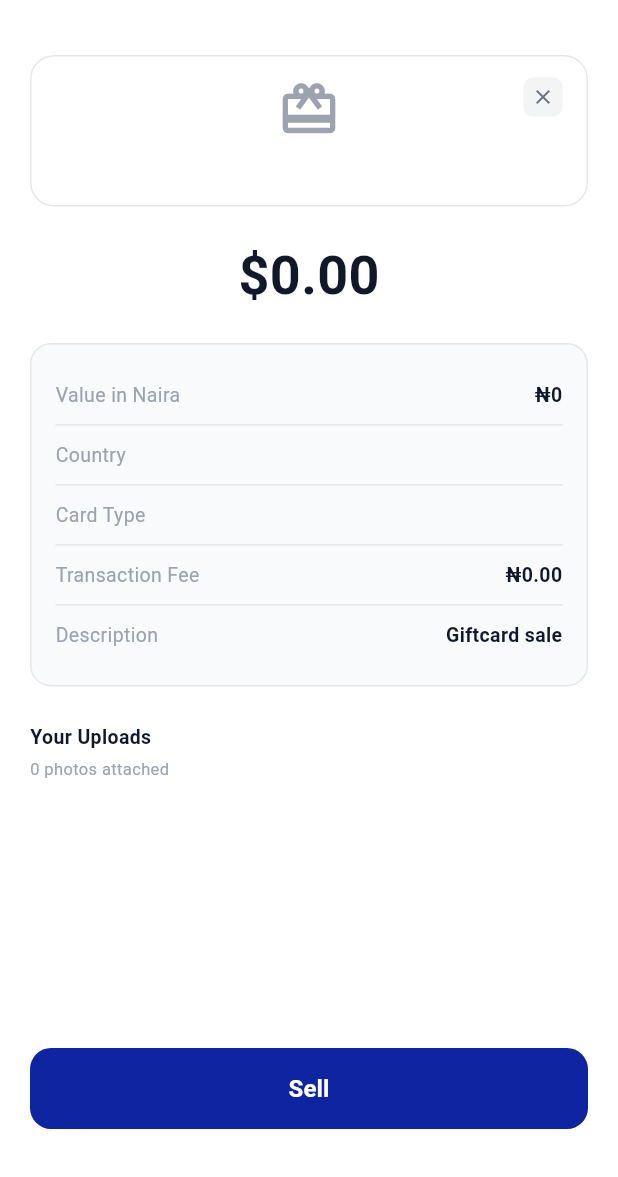
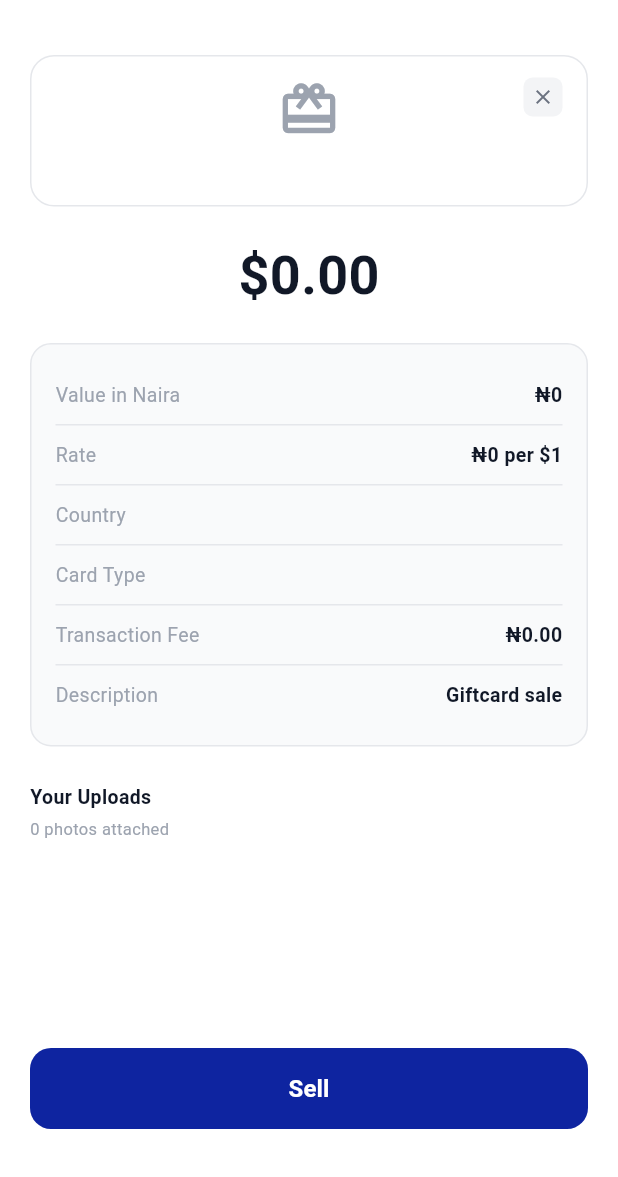
Before and after one commit to Emmanuelobakpolor/axira_app, a Flutter app: the SellGiftcardConfirmScreen screen opened directly with empty values, on a phone screen of 412 x 824 dp, the part 59-1236 px from its top. Run offline on Flutter 3.47's test engine with Material 3 defaults, Android fonts, the phone set to English and light mode, and no system bars; our stand-ins replace flutter_secure_storage, font_awesome_flutter, image_picker, qr_flutter; missing offline and left inert: flutterwave_standard; accounts and stored records are empty.

Commit message:
Price gift card sales from admin-set sell rates
The sell flow lists only brands with an active rate, offers the
countries and card types those rates cover, and shows the matched rate
and payout as the value is typed (or the accepted value ranges).

Co-Authored-By: Claude Opus 5.5 <noreply@anthropic.com>

```diff
--- a/lib/screens/giftcard/sell_giftcard_confirm_screen.dart
+++ b/lib/screens/giftcard/sell_giftcard_confirm_screen.dart
@@ -13,20 +13,16 @@ const _kGrey = Color(0xFF9CA3AF);
 class SellGiftcardConfirmScreen extends StatefulWidget {
   final String brandName;
   final String brandAsset;
-  final String country;
-  final String cardType;
+  final GiftSellRate rate;
   final double amountUsd;
-  final double rateNgn;
   final List<File> images;
 
   const SellGiftcardConfirmScreen({
     super.key,
     required this.brandName,
     required this.brandAsset,
-    required this.country,
-    required this.cardType,
+    required this.rate,
     required this.amountUsd,
-    required this.rateNgn,
     required this.images,
   });
 
@@ -39,7 +35,7 @@ class _SellGiftcardConfirmScreenState extends State<SellGiftcardConfirmScreen> {
   bool _loading = false;
   String? _error;
 
-  double get _naira => widget.amountUsd * widget.rateNgn;
+  double get _naira => widget.amountUsd * widget.rate.rateNgn;
 
   Future<void> _submit() async {
     setState(() { _loading = true; _error = null; });
@@ -47,8 +43,8 @@ class _SellGiftcardConfirmScreenState extends State<SellGiftcardConfirmScreen> {
       final ref = await GiftCardService.submitSell(
         brand: widget.brandName,
         brandAsset: widget.brandAsset,
-        country: widget.country,
-        cardType: widget.cardType,
+        country: widget.rate.country,
+        cardType: widget.rate.cardType,
         amountUsd: widget.amountUsd,
         images: widget.images,
       );
@@ -128,13 +124,19 @@ class _SellGiftcardConfirmScreenState extends State<SellGiftcardConfirmScreen> {
                             ),
                             const _Divider(),
                             _Row(
+                              label: 'Rate',
+                              value:
+                                  '₦${widget.rate.rateNgn.toStringAsFixed(0)} per \$1',
+                            ),
+                            const _Divider(),
+                            _Row(
                               label: 'Country',
-                              value: widget.country,
+                              value: widget.rate.countryName,
                             ),
                             const _Divider(),
                             _Row(
                               label: 'Card Type',
-                              value: widget.cardType,
+                              value: widget.rate.cardTypeLabel,
                             ),
                             const _Divider(),
                             const _Row(
--- a/lib/screens/giftcard/sell_giftcard_upload_screen.dart
+++ b/lib/screens/giftcard/sell_giftcard_upload_screen.dart
@@ -4,6 +4,7 @@ import 'dart:math' as math;
 import 'package:flutter/material.dart';
 import 'package:image_picker/image_picker.dart';
 
+import '../../services/giftcard_service.dart';
 import '../../widgets/brand_image.dart';
 import '../../widgets/error_snackbar.dart';
 import 'sell_giftcard_confirm_screen.dart';
@@ -15,19 +16,15 @@ const _kGrey = Color(0xFF9CA3AF);
 class SellGiftcardUploadScreen extends StatefulWidget {
   final String brandName;
   final String brandAsset;
-  final String country;
-  final String cardType;
+  final GiftSellRate rate;
   final double amountUsd;
-  final double rateNgn;
 
   const SellGiftcardUploadScreen({
     super.key,
     required this.brandName,
     required this.brandAsset,
-    required this.country,
-    required this.cardType,
+    required this.rate,
     required this.amountUsd,
-    required this.rateNgn,
   });
 
   @override
@@ -183,10 +180,8 @@ class _SellGiftcardUploadScreenState extends State<SellGiftcardUploadScreen> {
                             builder: (_) => SellGiftcardConfirmScreen(
                               brandName: widget.brandName,
                               brandAsset: widget.brandAsset,
-                              country: widget.country,
-                              cardType: widget.cardType,
+                              rate: widget.rate,
                               amountUsd: widget.amountUsd,
-                              rateNgn: widget.rateNgn,
                               images: List.unmodifiable(_images),
                             ),
                           ),
--- a/lib/services/giftcard_service.dart
+++ b/lib/services/giftcard_service.dart
@@ -153,6 +153,54 @@ class GiftBrand {
       );
 }
 
+/// One card Axira is buying: a brand + country + card type + value band,
+/// and the naira it pays per $1. Set by admins in the dashboard.
+class GiftSellRate {
+  final int id;
+  final String brand;
+  final String logoUrl;
+  final String country; // ISO code, e.g. 'US'
+  final String countryName;
+  final String cardType; // 'physical' or 'ecode'
+  final String cardTypeLabel;
+  final double minUsd;
+  final double maxUsd;
+  final double rateNgn;
+
+  const GiftSellRate({
+    required this.id,
+    required this.brand,
+    required this.logoUrl,
+    required this.country,
+    required this.countryName,
+    required this.cardType,
+    required this.cardTypeLabel,
+    required this.minUsd,
+    required this.maxUsd,
+    required this.rateNgn,
+  });
+
+  factory GiftSellRate.fromJson(Map<String, dynamic> j) => GiftSellRate(
+        id: j['id'] as int,
+        brand: j['brand'] as String,
+        logoUrl: j['logo_url'] as String? ?? '',
+        country: j['country'] as String,
+        countryName: j['country_name'] as String? ?? j['country'] as String,
+        cardType: j['card_type'] as String,
+        cardTypeLabel: j['card_type_label'] as String? ?? j['card_type'] as String,
+        minUsd: double.parse(j['min_usd'].toString()),
+        maxUsd: double.parse(j['max_usd'].toString()),
+        rateNgn: double.parse(j['rate_ngn'].toString()),
+      );
+
+  bool covers(double amountUsd) => amountUsd >= minUsd && amountUsd <= maxUsd;
+
+  /// Flag emoji built from the ISO country code (e.g. 'US' → 🇺🇸).
+  String get flag => String.fromCharCodes(
+        country.toUpperCase().codeUnits.map((c) => 0x1F1E6 + c - 0x41),
+      );
+}
+
 class GiftCardService {
   static String _extractError(http.Response res) {
     if (res.statusCode == 401) return kSessionExpiredError;
@@ -203,6 +251,20 @@ class GiftCardService {
         if (res.statusCode == 200) {
           final body = jsonDecode(res.body) as Map<String, dynamic>;
           return double.parse(body['ngn_per_usd'].toString());
+        }
+        throw GiftCardException(_extractError(res));
+      });
+
+  static Future<List<GiftSellRate>> getSellRates() => _guard(() async {
+        final res = await http.get(
+          Uri.parse('$_kBaseUrl/giftcards/sell-rates/'),
+          headers: await AuthService.authHeaders(),
+        );
+        if (res.statusCode == 200) {
+          final body = jsonDecode(res.body) as Map<String, dynamic>;
+          return (body['rates'] as List)
+              .map((e) => GiftSellRate.fromJson(e as Map<String, dynamic>))
+              .toList();
         }
         throw GiftCardException(_extractError(res));
       });
```
Also changed, not shown: lib/screens/giftcard/sell_giftcard_form_screen.dart (+152 -146 lines), lib/screens/giftcard/sell_giftcard_screen.dart (+55 -137 lines).
